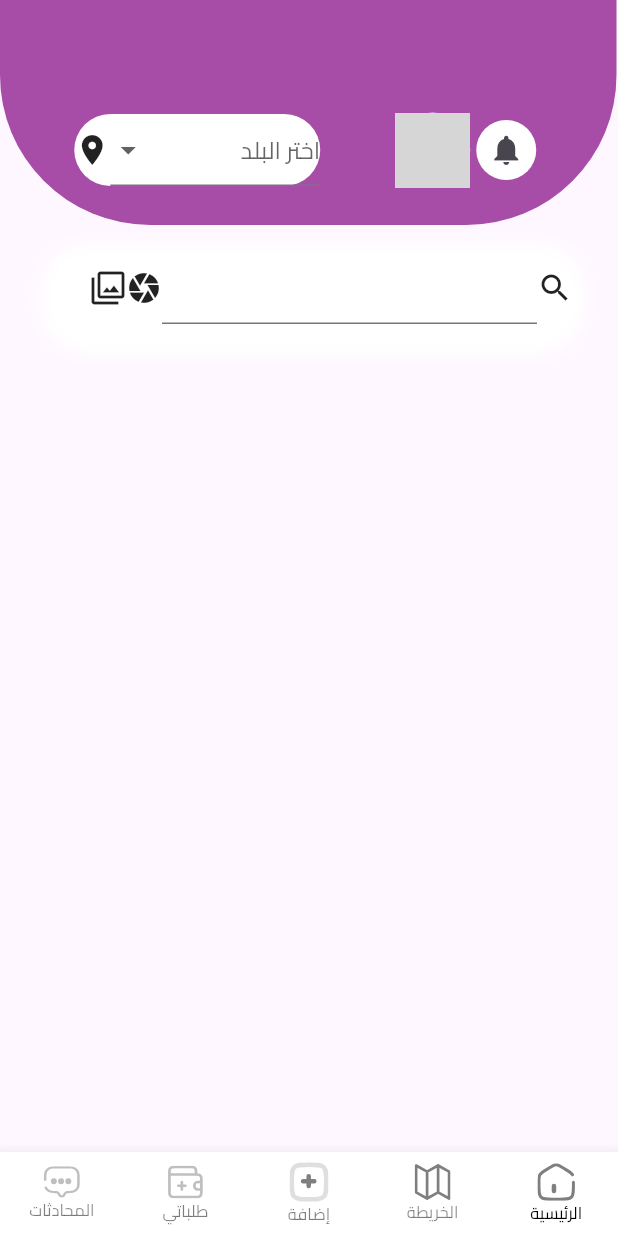
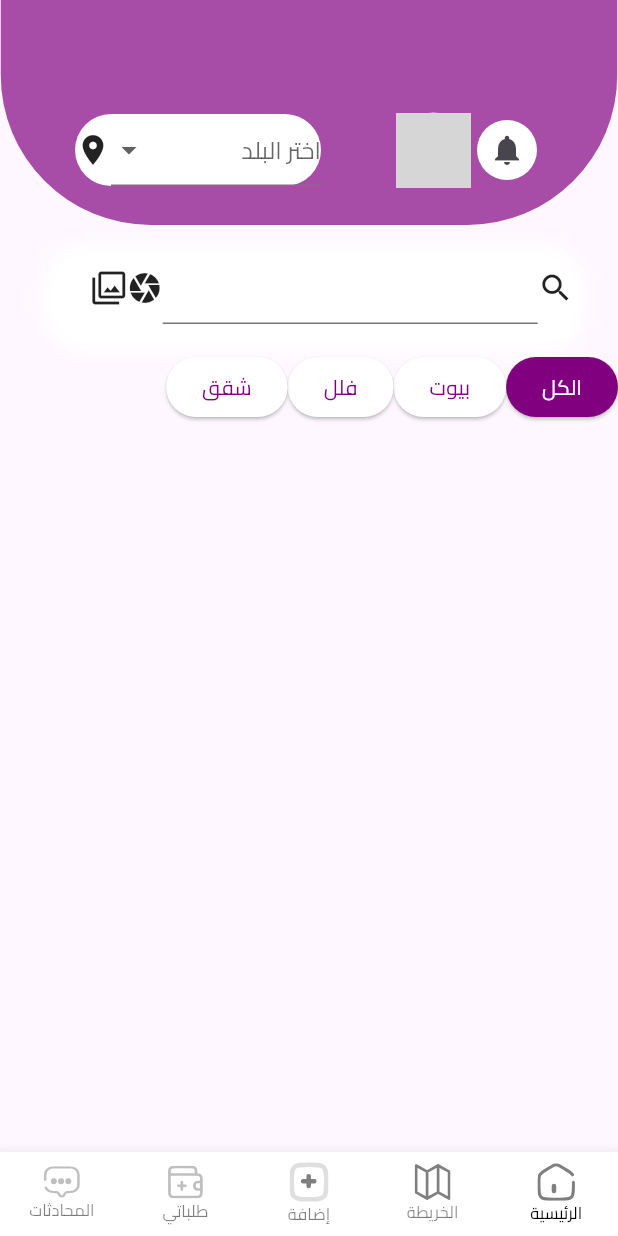
Before and after one commit to AYHM13x/nawy_app, a Flutter app: the screen it shows after launch, on a phone screen of 412 x 824 dp. Run offline on Flutter 3.47's test engine with Material 3 defaults, Android fonts, the phone set to English and light mode, and no system bars; our stand-ins replace dio, flutter_map, flutter_svg, gap, latlong2, modal_progress_hud_nsn; project files that could hold a hidden picture were left out; grey boxes are pictures that could not be loaded.

Commit message:
finish custom chose botton

```diff
--- a/lib/core/utlis/widgets/custom_elevated_botton.dart
+++ b/lib/core/utlis/widgets/custom_elevated_botton.dart
@@ -2,24 +2,25 @@ import 'package:flutter/material.dart';
 
 class customElevatedBotton extends StatelessWidget {
   const customElevatedBotton(
-    this.color, {
+    this.colorelevated, {
     super.key,
     required this.data,
     required this.onPressed,
-    this.background,
+    this.backgroundtext,
   });
   final String data;
-  final Color color;
+  final Color colorelevated;
   final VoidCallback? onPressed;
-  final Color? background;
+  final Color? backgroundtext;
   @override
   Widget build(BuildContext context) {
     return ElevatedButton(
-      style: ButtonStyle(backgroundColor: MaterialStatePropertyAll(color)),
+      style:
+          ButtonStyle(backgroundColor: MaterialStatePropertyAll(colorelevated)),
       onPressed: onPressed,
       child: Text(
         data,
-        style: TextStyle(color: background),
+        style: TextStyle(color: backgroundtext),
       ),
     );
   }
--- a/lib/features/_0_spalsh/presentation/views/welcom_tow_view.dart
+++ b/lib/features/_0_spalsh/presentation/views/welcom_tow_view.dart
@@ -60,7 +60,7 @@ class WelcometowView extends StatelessWidget {
                       );
                     },
                     AppColors.yellowColor,
-                    background: Colors.white,
+                    backgroundtext: Colors.white,
                   ),
                 ),
                 SizedBox(
@@ -73,7 +73,7 @@ class WelcometowView extends StatelessWidget {
                     data: "تخطي ",
                     onPressed: () {},
                     Colors.white,
-                    background: Colors.black,
+                    backgroundtext: Colors.black,
                   ),
                 ),
               ],
--- a/lib/features/_2_home/presentation/views/bodies/first_page/first_page_body.dart
+++ b/lib/features/_2_home/presentation/views/bodies/first_page/first_page_body.dart
@@ -1,5 +1,6 @@
 import 'package:flutter/material.dart';
 import 'package:nawy_app/core/utlis/assets/app_colors.dart';
+import 'package:nawy_app/features/_2_home/presentation/views/bodies/first_page/widgets/custom_chose_bottom.dart';
 import 'package:nawy_app/features/_2_home/presentation/views/bodies/first_page/widgets/custom_head.dart';
 import 'package:nawy_app/features/_2_home/presentation/views/bodies/first_page/widgets/custom_searsh.dart';
 import 'package:nawy_app/features/_3_filter/bodies/filter_view_body.dart';
@@ -17,6 +18,10 @@ class FirstPagebody extends StatelessWidget {
           height: 10,
         ),
         customSearsh(),
+        SizedBox(
+          height: 10,
+        ),
+        customchosebotton()
       ],
     );
   }
--- /dev/null
+++ b/lib/features/_2_home/presentation/views/bodies/first_page/widgets/custom_chose_bottom.dart
@@ -0,0 +1,66 @@
+import 'package:flutter/material.dart';
+import 'package:nawy_app/core/utlis/assets/app_colors.dart';
+import 'package:nawy_app/core/utlis/widgets/custom_elevated_botton.dart';
+
+class customchosebotton extends StatefulWidget {
+  const customchosebotton({super.key});
+
+  @override
+  State<customchosebotton> createState() => _customchosebottonState();
+}
+
+class _customchosebottonState extends State<customchosebotton> {
+  late int isSelected = 0;
+
+  @override
+  Widget build(BuildContext context) {
+    return Row(
+      children: [
+        customElevatedBotton(
+          data: 'الكل',
+          onPressed: () {
+            setState(() {
+              isSelected = 0;
+            });
+          },
+          backgroundtext:
+              isSelected == 0 ? Colors.white : AppColors.darkPinkColor,
+          isSelected == 0 ? AppColors.darkPinkColor : Colors.white,
+        ),
+        customElevatedBotton(
+          data: 'بيوت',
+          onPressed: () {
+            setState(() {
+              isSelected = 1;
+            });
+          },
+          backgroundtext:
+              isSelected == 1 ? Colors.white : AppColors.darkPinkColor,
+          isSelected == 1 ? AppColors.darkPinkColor : Colors.white,
+        ),
+        customElevatedBotton(
+          data: 'فلل',
+          onPressed: () {
+            setState(() {
+              isSelected = 2;
+            });
+          },
+          isSelected == 2 ? AppColors.darkPinkColor : Colors.white,
+          backgroundtext:
+              isSelected == 2 ? Colors.white : AppColors.darkPinkColor,
+        ),
+        customElevatedBotton(
+          data: 'شقق',
+          onPressed: () {
+            setState(() {
+              isSelected = 3;
+            });
+          },
+          isSelected == 3 ? AppColors.darkPinkColor : Colors.white,
+          backgroundtext:
+              isSelected == 3 ? Colors.white : AppColors.darkPinkColor,
+        ),
+      ],
+    );
+  }
+}
```
